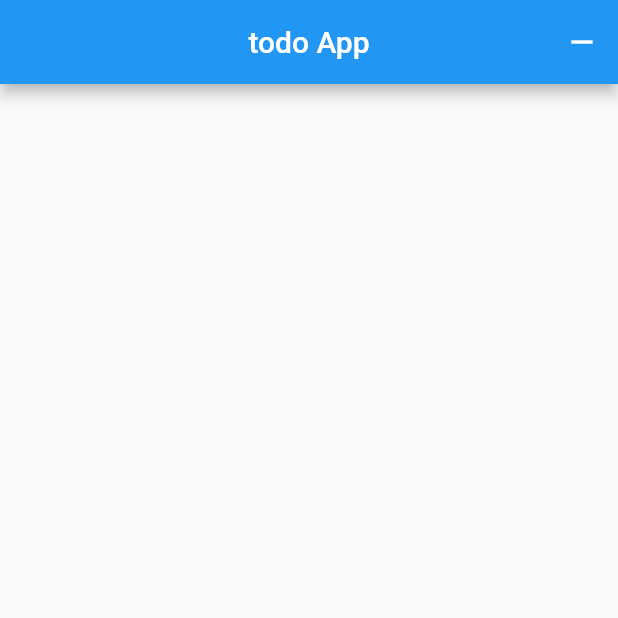
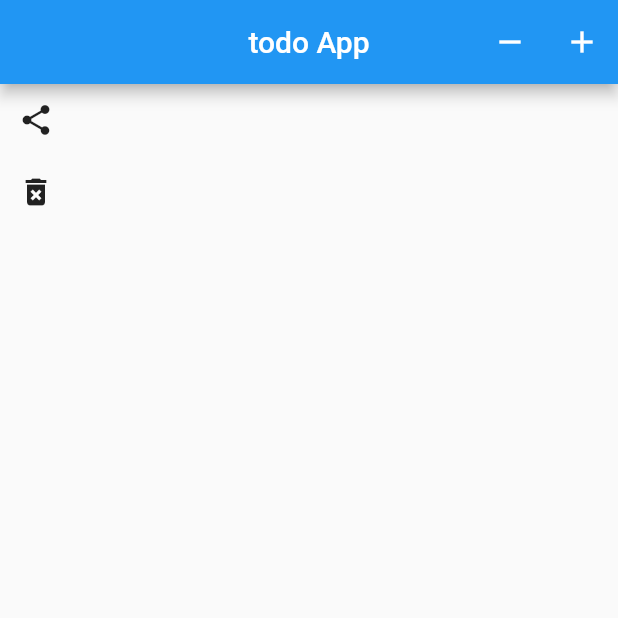
Before and after one commit to Darshfb/getx_sql, a Flutter app: the screen it shows after launch, after a tap on the "remove" icon, on a phone screen of 412 x 824 dp, the top half of it. Run offline on Flutter 3.47's test engine with Material 2 defaults, Android fonts, the phone set to English and light mode, and no system bars; our stand-ins replace get, sqflite; accounts and stored records are empty.

Commit message:
update and delete

```diff
--- a/lib/controller/controller.dart
+++ b/lib/controller/controller.dart
@@ -1,5 +1,6 @@
 import 'package:flutter/material.dart';
 import 'package:get/get.dart';
+import 'package:getx_sqflite/model/todo_model.dart';
 import 'package:sqflite/sqflite.dart';
 import 'package:path/path.dart';
 
@@ -9,6 +10,8 @@ class SQLController extends GetxController {
     createDatabase();
     super.onInit();
   }
+
+  late Database database;
 
   void createDatabase() async {
     // Get a location using getDatabasesPath
@@ -21,7 +24,6 @@ class SQLController extends GetxController {
     var databasesPath = await getDatabasesPath();
     String path = join(databasesPath, 'todo.db');
     await deleteDatabase(path);
-    print("deleted");
   }
 
   void openAppDatabase({required String path}) async {
@@ -29,21 +31,60 @@ class SQLController extends GetxController {
     await openDatabase(path, version: 1,
         onCreate: (Database db, int version) async {
       // When creating the db, create the table
-          // todo => is our table name / primary key increment auto
+      // todo => is our table name / primary key increment auto
       await db.execute('CREATE TABLE todo (id INTEGER PRIMARY KEY, '
           'title TEXT, description TEXT,time Text, favorite INTEGER,'
           ' completed INTEGER)');
       debugPrint("database is Created");
-    }, onOpen: (Database database) {
+    }, onOpen: (Database db) {
+      database = db;
+      getAllData();
       debugPrint("database is opened");
     });
   }
 
-  void getAllData() {}
+  List<TodoModel> list = [];
 
-  void insertData() {}
+  void getAllData() async {
+    var allData = await database.query("todo");
+    for (var i in allData) {
+      list.add(TodoModel.fromJson(i));
+    }
+    debugPrint(allData.toString());
+    update();
+  }
 
-  void updateData() {}
+  void insertData() async {
+    var insert = await database.insert("todo", {
+      "title": "go",
+      "description": "go to school",
+      "time": "10",
+      "favorite": 0,
+      "completed": 0,
+    });
+    debugPrint("$insert data inserted");
+    getAllData();
+  }
 
-  void deleteData() {}
+  void updateData() async {
+    var updateData = await database.update(
+      "todo",
+      {
+        "title": "play",
+        "description": "play football",
+        "time": "12",
+        "favorite": 1,
+        "completed": 1,
+      },
+      where: "id = ${1}",
+    );
+    debugPrint("Updated item $updateData");
+    getAllData();
+  }
+
+  void deleteData() async{
+    var deletedItem = await database.delete("todo", where: "id = ${1}");
+    debugPrint("deleted item $deletedItem");
+    getAllData();
+  }
 }
--- /dev/null
+++ b/lib/model/todo_model.dart
@@ -0,0 +1,28 @@
+class TodoModel {
+  final int id;
+  final String title;
+  final String description;
+  final String time;
+  final int favorite;
+  final int completed;
+
+  TodoModel({
+    required this.id,
+    required this.title,
+    required this.description,
+    required this.time,
+    required this.favorite,
+    required this.completed,
+  });
+
+  factory TodoModel.fromJson(Map<String, dynamic> json) {
+    return TodoModel(
+      id: json['id'],
+      title: json['title'],
+      description: json['description'],
+      time: json['time'],
+      favorite: json['favorite'],
+      completed: json['completed'],
+    );
+  }
+}
--- a/lib/view/screens/home_screen.dart
+++ b/lib/view/screens/home_screen.dart
@@ -3,19 +3,37 @@ import 'package:get/get.dart';
 import 'package:getx_sqflite/controller/controller.dart';
 
 class HomeScreen extends StatelessWidget {
-   HomeScreen({Key? key}) : super(key: key);
-   final controller = Get.put(SQLController());
+  HomeScreen({Key? key}) : super(key: key);
+  final controller = Get.put(SQLController());
+
   @override
   Widget build(BuildContext context) {
     return Scaffold(
       appBar: AppBar(
         title: const Text("todo App"),
         actions: [
-          IconButton(onPressed: (){
-            controller.deleteTheDatabase();
-          }, icon: const Icon(Icons.remove))
+          IconButton(
+              onPressed: () {
+                controller.deleteTheDatabase();
+              },
+              icon: const Icon(Icons.remove)),
+          IconButton(
+              onPressed: () {
+                controller.insertData();
+              },
+              icon: const Icon(Icons.add)),
         ],
         centerTitle: true,
+      ),
+      body: Column(
+        children: [
+          IconButton(onPressed: () {
+            controller.updateData();
+          }, icon: const Icon(Icons.share)),
+          IconButton(onPressed: () {
+            controller.deleteData();
+          }, icon: const Icon(Icons.delete_forever)),
+        ],
       ),
     );
   }
```
